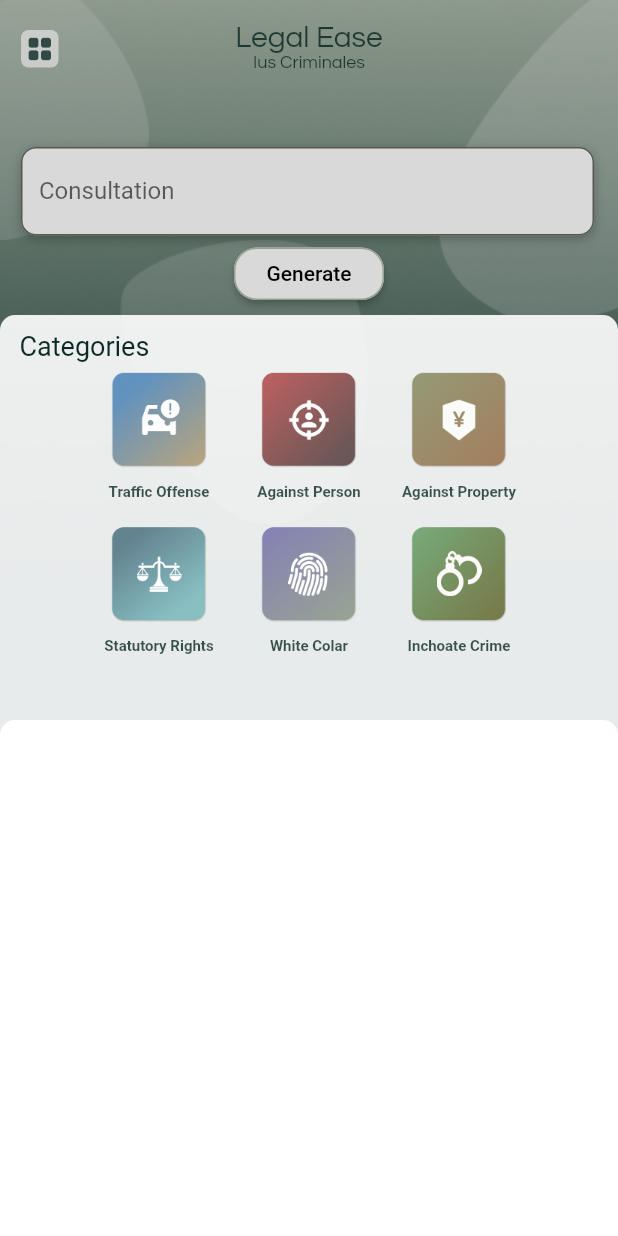
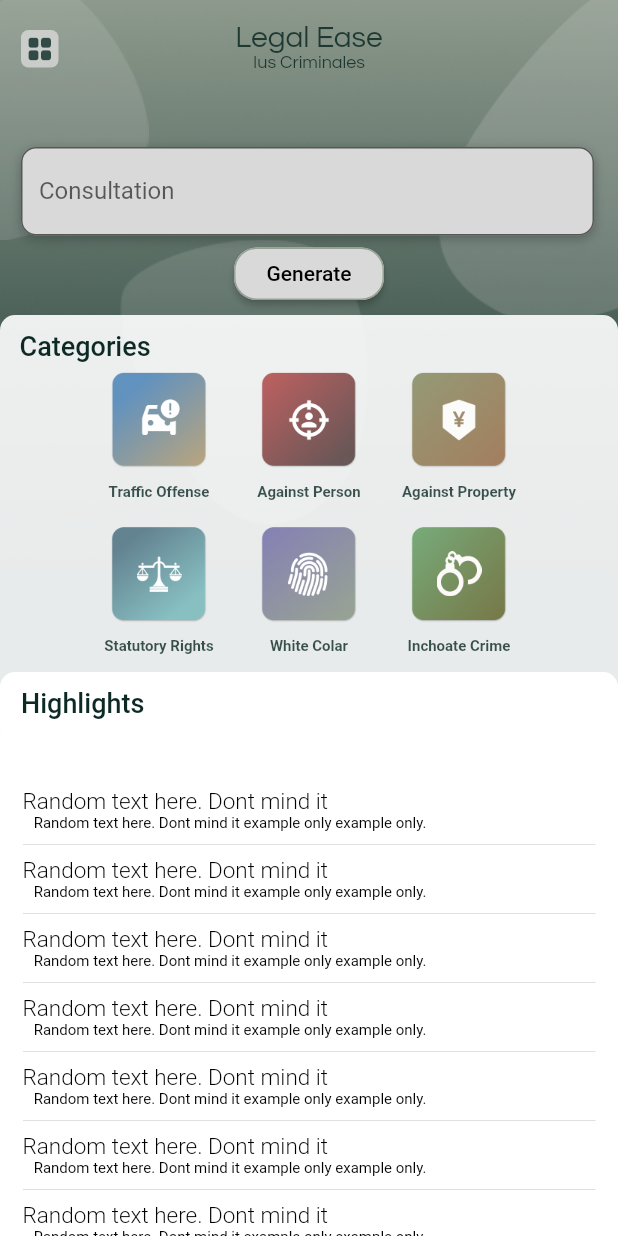
Before and after one commit to sev-n/Legal-Ease-Ius-Criminale, a Flutter app: the HomeOption screen opened directly, on a phone screen of 412 x 824 dp. Run offline on Flutter 3.47's test engine with Material 2 defaults, Android fonts, the phone set to English and light mode, and no system bars; our stand-ins replace smooth_page_indicator; Roboto replaces fonts that are missing (RobotoFLex, RobotoFlex).

Commit message:
Added text items

```diff
--- a/lib/src/home_option.dart
+++ b/lib/src/home_option.dart
@@ -166,6 +166,7 @@ class HomeOption extends StatelessWidget {
                           child: Text(
                             "Categories",
                             style: TextStyle(
+                                fontWeight: FontWeight.w500,
                                 fontSize: 18,
                                 color: Color(0xff0C2924),
                                 fontFamily: "RobotoFlex"),
@@ -180,6 +181,7 @@ class HomeOption extends StatelessWidget {
                   ),
                 ),
               ),
+
               //----------------------------------------------------------------------------------------------------
               Align(
                 alignment: Alignment.bottomCenter,
@@ -200,7 +202,63 @@ class HomeOption extends StatelessWidget {
                       ),
                     ),
                     // ** Insert content here!
-                    child: null,
+                    child: Padding(
+                      padding: const EdgeInsets.only(
+                        left: 15.0,
+                        right: 15.0,
+                        top: 45.0,
+                      ),
+                      child: ListView(
+                        children: const [
+                          HighlightsContent(),
+                          HighlightsContent(),
+                          HighlightsContent(),
+                          HighlightsContent(),
+                          HighlightsContent(),
+                          HighlightsContent(),
+                          HighlightsContent(),
+                          HighlightsContent(),
+                          HighlightsContent(),
+                          HighlightsContent(),
+                          HighlightsContent(),
+                          HighlightsContent(),
+                          HighlightsContent(),
+                          HighlightsContent(),
+                          HighlightsContent(),
+                        ],
+                      ),
+                    ),
+                  ),
+                ),
+              ),
+
+              Positioned(
+                //top: 380,
+                top: 448,
+                child: Container(
+                  width: screenWidth,
+                  height: 40,
+                  decoration: const BoxDecoration(
+                    color: Color(0xFFFFFFFF),
+                    //color: Colors.blue,
+                    borderRadius: BorderRadius.only(
+                      topLeft: Radius.circular(10),
+                      topRight: Radius.circular(10),
+                    ),
+                  ),
+                  child: const Padding(
+                    padding: EdgeInsets.only(
+                      left: 14,
+                      top: 10,
+                    ),
+                    child: Text(
+                      "Highlights",
+                      style: TextStyle(
+                          fontWeight: FontWeight.w500,
+                          fontSize: 18,
+                          color: Color(0xff0C2924),
+                          fontFamily: "RobotoFlex"),
+                    ),
                   ),
                 ),
               )
@@ -307,3 +365,34 @@ class GenerateBtn extends StatelessWidget {
     );
   }
 }
+
+class HighlightsContent extends StatelessWidget {
+  const HighlightsContent({super.key});
+
+  @override
+  Widget build(BuildContext context) {
+    return Column(
+      crossAxisAlignment: CrossAxisAlignment.start,
+      children: const [
+        Text(
+          "Random text here. Dont mind it ",
+          style: TextStyle(
+            fontWeight: FontWeight.w300,
+            color: Color(0xff000000),
+            fontSize: 15,
+            fontFamily: "RobotoFLex",
+          ),
+        ),
+        Text(
+          "\t\t\tRandom text here. Dont mind it example only example only.",
+          style: TextStyle(
+            color: Color(0xff000000),
+            fontSize: 10,
+            fontFamily: "RobotoFLex",
+          ),
+        ),
+        Divider(),
+      ],
+    );
+  }
+}
```
